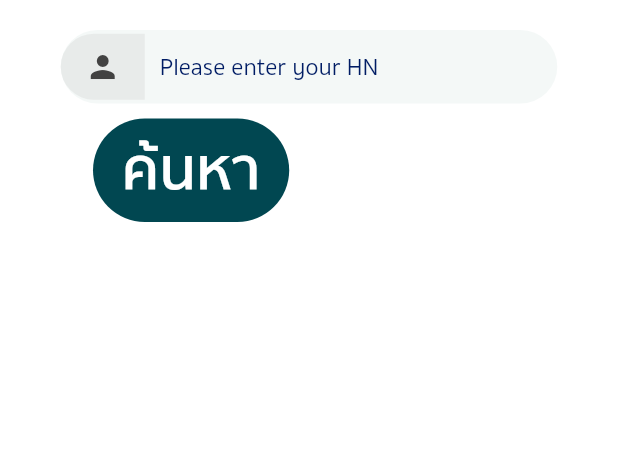
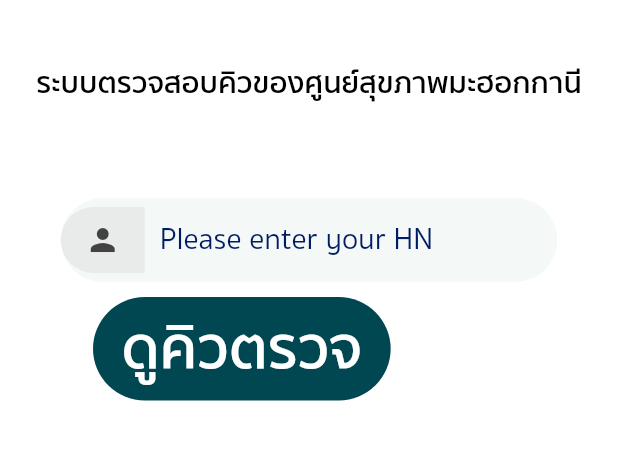
Before and after one commit to iamtester199/QueuemahoganyTest, a Flutter app: the screen it shows after launch, on a phone screen of 412 x 824 dp, the part 375-835 px from its top. Run offline on Flutter 3.47's test engine with Material 2 defaults, Android fonts, the phone set to English and light mode, and no system bars; our stand-ins replace awesome_dialog, cloud_firestore, firebase_core, firebase_messaging, fluttertoast, shared_preferences and 1 more; missing offline and left inert: adobe_xd; accounts and stored records are empty; network calls fail.

Commit message:
UI modify

```diff
--- a/lib/screens/home.dart
+++ b/lib/screens/home.dart
@@ -133,8 +133,11 @@ class _HomeState extends State<Home> with SingleTickerProviderStateMixin {
   Widget build(BuildContext context) {
     return Scaffold(
       resizeToAvoidBottomPadding: false,
+      resizeToAvoidBottomInset: false,
       backgroundColor: const Color(0xffffffff),
-      body: Container(
+      body: SingleChildScrollView(
+        physics: ClampingScrollPhysics(),
+        child: Container(
           child: Form(
             key: formKey,
             child: Column(
@@ -159,6 +162,22 @@ class _HomeState extends State<Home> with SingleTickerProviderStateMixin {
                   child: Center(
                     child: Column(
                       children: <Widget>[
+                        Container(
+                          margin: const EdgeInsets.all(20),
+                          child: Text(
+                            'ระบบตรวจสอบคิวของศูนย์สุขภาพมะฮอกกานี',
+                            style: TextStyle(
+                              fontSize: 20,
+                              fontFamily: 'SukhumvitSet',
+                              fontWeight: FontWeight.w600,
+                              color: Colors.black,
+                            ),
+                            textAlign: TextAlign.center,
+                          ),
+                        ),
+                        SizedBox(
+                          height: 40,
+                        ),
                         SizedBox(
                           width: 331.0,
                           child: PBTextField(
@@ -168,6 +187,7 @@ class _HomeState extends State<Home> with SingleTickerProviderStateMixin {
                             onSaved: (value) => hnnumberString = value,
                             onChange: (value) => hnnumberString = value,
                             maxLength: 25,
+                            keyboardType: TextInputType.number,
                           ),
                         ),
                         SizedBox(
@@ -188,8 +208,8 @@ class _HomeState extends State<Home> with SingleTickerProviderStateMixin {
                                 child: Container(
                                   padding: EdgeInsets.all(3),
                                   decoration: BoxDecoration(
-                                  borderRadius:
-                                      BorderRadius.all(Radius.circular(40)
+                                    borderRadius: BorderRadius.all(
+                                        Radius.circular(40)
                                         // topLeft: Radius.circular(40.0),
                                         // bottomLeft: Radius.circular(40.0),
                                         ),
@@ -197,7 +217,7 @@ class _HomeState extends State<Home> with SingleTickerProviderStateMixin {
                                   ),
                                   child: FlatButton(
                                     child: Text(
-                                    'ค้นหา',
+                                      'ดูคิวตรวจ',
                                       style: TextStyle(
                                         fontSize: 40,
                                         fontFamily: 'SukhumvitSet',
@@ -279,6 +299,7 @@ class _HomeState extends State<Home> with SingleTickerProviderStateMixin {
             ),
           ),
         ),
+      ),
     );
   }
 }
--- a/lib/screens/status.dart
+++ b/lib/screens/status.dart
@@ -79,6 +79,7 @@ class _StatusState extends State<Status> with SingleTickerProviderStateMixin {
     }
 
     if (intQueue == 0) {
+      currentStep = 0;
       waitQueue = "ถึงคิวของคุณแล้ว";
     } else if (intQueue < 0) {
       currentStep = 1;
@@ -405,14 +406,17 @@ class _StatusState extends State<Status> with SingleTickerProviderStateMixin {
                 ),
                 //SliverToBoxAdapter(
                 Container(
-                  margin: const EdgeInsets.all(8),
+                  alignment: Alignment.center,
+                  margin: const EdgeInsets.all(20),
                   constraints: const BoxConstraints(maxHeight: 120),
                   decoration: BoxDecoration(
                     color: Colors.white,
                     border:
-                        Border.all(width: 1, color: const Color(0xFF9F92E2)),
+                        //Border.all(width: 1, color: const Color(0xFF9F92E2)),
+                        Border.all(width: 1, color: const Color(0xFF000000)),
                   ),
                   child: ListView.builder(
+                    shrinkWrap: true,
                     scrollDirection: Axis.horizontal,
                     itemCount: appSteps.length,
                     itemBuilder: (BuildContext context, int index) {
--- a/lib/widget/text_field_widget.dart
+++ b/lib/widget/text_field_widget.dart
@@ -11,6 +11,7 @@ class PBTextField extends StatelessWidget {
   final Function validator;
   final TextEditingController controller;
   final int maxLength;
+  final TextInputType keyboardType;
 
   PBTextField({
     this.key,
@@ -23,6 +24,7 @@ class PBTextField extends StatelessWidget {
     this.controller,
     this.maxLength,
     this.onChange,
+    this.keyboardType
   });
 
   @override
@@ -55,7 +57,7 @@ class PBTextField extends StatelessWidget {
                   hintText: hintText,
                   hintStyle: TextStyle(
                     color: Color.fromRGBO(0, 28, 100, 1.0),
-                  //fontSize: 20,
+                    fontSize: 20,
                     fontFamily: 'SukhumvitSet',
                     fontWeight: FontWeight.w400,
                   ),
@@ -67,7 +69,7 @@ class PBTextField extends StatelessWidget {
                 obscureText: obscureText,
                 validator: validator,
                 maxLength: maxLength,
-            ),
+                keyboardType: keyboardType),
           )
         ],
       ),
```
Lines whose indentation alone changed are shown as unchanged.
